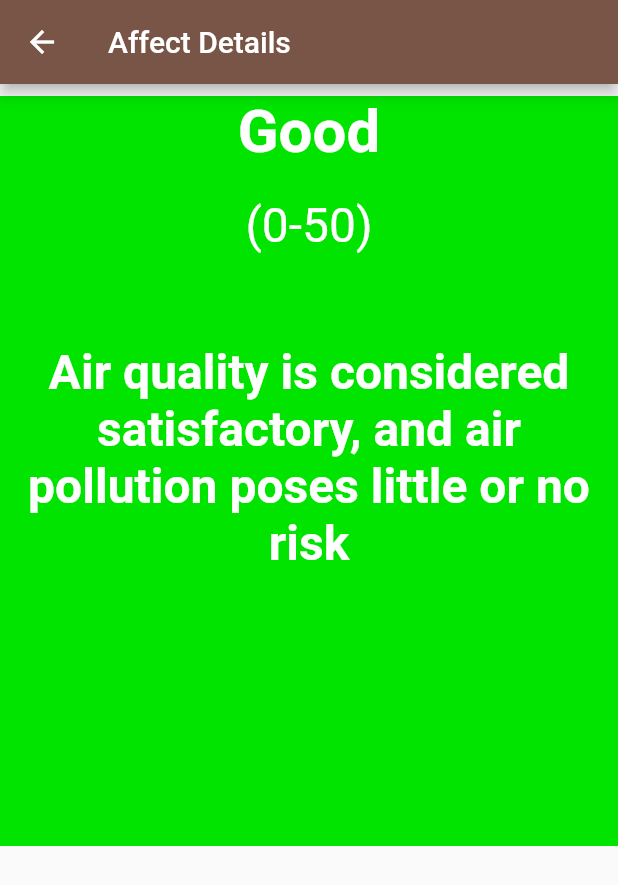
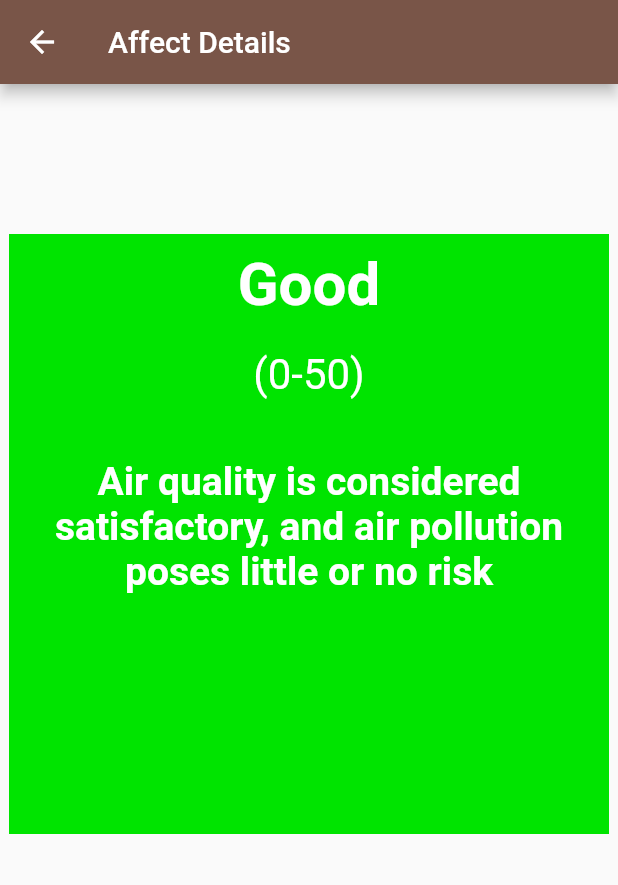
Before and after one commit to Son1207/air_quality_app, a Flutter app: the AffectDetailsPage screen opened directly with empty values, on a phone screen of 412 x 824 dp. Shown: the top 885 px of the screen. Run offline on Flutter 3.47's test engine with Material 2 defaults, Android fonts, the phone set to English and light mode, and no system bars; our stand-ins replace syncfusion_flutter_gauges; network calls fail.

Commit message:
fix interface

```diff
--- a/lib/const.dart
+++ b/lib/const.dart
@@ -1,20 +1,5 @@
 import 'package:flutter/material.dart';
 
-Color getAqiColor(int aqi) {
-  if (aqi >= 0 && aqi <= 50) {
-    return const Color(0xFF00e400);
-  } else if (aqi < 100) {
-    return const Color(0xFFffff00);
-  } else if (aqi < 150) {
-    return const Color(0xFFff7e00);
-  } else if (aqi < 200) {
-    return const Color(0xFFff0000);
-  } else if (aqi < 300) {
-    return const Color(0xFF99004c);
-  } else {
-    return const Color(0xFF7e0023);
-  }
-}
 
 Color getNameColor(int aqi) {
   if (aqi < 50) {
@@ -26,15 +11,6 @@ Color getNameColor(int aqi) {
   }
 }
 
-Color getNameColor1(int aqi) {
-  if (aqi < 50) {
-    return Colors.black;
-  } else if (aqi < 100) {
-    return Colors.black;
-  } else {
-    return Colors.black;
-  }
-}
 
 Text getAffect(int aqi) {
   if (aqi < 50) {
@@ -52,7 +28,7 @@ Text getAffect(int aqi) {
       style: TextStyle(
         fontWeight: FontWeight.bold,
         fontSize: 40.0,
-        color: Colors.black,
+        color: Colors.white ,
       ),
     );
   } else if (aqi < 150) {
@@ -93,3 +69,135 @@ Text getAffect(int aqi) {
     );
   }
 }
+
+Text getAffectDetail(int aqi) {
+  if (aqi < 50) {
+    return const Text(
+      'Good',
+      style: TextStyle(
+        fontWeight: FontWeight.bold,
+        fontSize: 40.0,
+        color: Colors.white,
+      ),
+    );
+  } else if (aqi < 100) {
+    return const Text(
+      'Moderate',
+      style: TextStyle(
+        fontWeight: FontWeight.bold,
+        fontSize: 40.0,
+        color: Colors.black ,
+      ),
+    );
+  } else if (aqi < 150) {
+    return const Text(
+      'Unhealthy',
+      style: TextStyle(
+        fontWeight: FontWeight.bold,
+        fontSize: 40.0,
+        color: Colors.white,
+      ),
+    );
+  } else if (aqi < 200) {
+    return const Text(
+      'Unhealthy',
+      style: TextStyle(
+        fontWeight: FontWeight.bold,
+        fontSize: 40.0,
+        color: Colors.white,
+      ),
+    );
+  } else if (aqi < 300) {
+    return const Text(
+      'Very Unhealthy',
+      style: TextStyle(
+        fontWeight: FontWeight.bold,
+        fontSize: 40.0,
+        color: Colors.white,
+      ),
+    );
+  } else {
+    return const Text(
+      'Hazardous',
+      style: TextStyle(
+        fontWeight: FontWeight.bold,
+        fontSize: 40.0,
+        color: Colors.white,
+      ),
+    );
+  }
+}
+
+String getNumberAir(int aqi) {
+  if (aqi >= 0 && aqi <= 50) {
+    return '(0-50)';
+  } else if (aqi >= 51 && aqi <= 100) {
+    return '(51-100)';
+  } else if (aqi >= 101 && aqi <= 150) {
+    return '(101-150)';
+  } else if (aqi >= 151 && aqi <= 200) {
+    return '(151-200)';
+  } else if (aqi >= 201 && aqi <= 300) {
+    return '(201-300)';
+  } else {
+    return '(<300)';
+  }
+}
+
+Object getColorDetail(int aqi) {
+  if (aqi >= 0 && aqi <= 50) {
+    return Colors.white;
+  } else if (aqi >= 51 && aqi <= 100) {
+    return Colors.black;
+  } else if (aqi >= 101 && aqi <= 150) {
+    return Colors.white;
+  } else if (aqi >= 151 && aqi <= 200) {
+    return Colors.white;
+  } else if (aqi >= 201 && aqi <= 300) {
+    return Colors.white;
+  } else {
+    return Colors.white;
+  }
+}
+
+Color getRangeColor(int aqi) {
+  if (aqi >= 0 && aqi <= 50) {
+    return const Color(0xFF00e400); // Change the color for the range 0-50
+  } else if (aqi >= 51 && aqi <= 100) {
+    return const Color(0xFFffff00); // Change the color for the range 51-100
+  } else if (aqi >= 101 && aqi <= 150) {
+    return const Color(0xFFff7e00); // Change the color for the range 101-150
+  } else if (aqi >= 151 && aqi <= 200) {
+    return const Color(0xFFff0000); // Change the color for the range 151-200
+  } else if (aqi >= 201 && aqi <= 300) {
+    return const Color(0xFF99004c); // Change the color for the range 201-300
+  } else {
+    return const Color(0xFF7e0023); // Change the color for values above 300
+  }
+}
+
+String getDetailAffect(int aqi) {
+  if (aqi >= 0 && aqi <= 50) {
+    return 'Air quality is considered satisfactory, and air '
+        'pollution poses little or no risk';
+  } else if (aqi >= 51 && aqi <= 100) {
+    return 'Air quality is acceptable; however, for some '
+        'pollutants there may be a moderate health concern'
+        ' for a very small number of people who are unusually '
+        'sensitive to air pollution.';
+  } else if (aqi >= 101 && aqi <= 150) {
+    return 'Members of sensitive groups may experience '
+        'health effects. The general public is not likely '
+        'to be affected.';
+  } else if (aqi >= 151 && aqi <= 200) {
+    return 'Everyone may begin to experience health effects; '
+        'members of sensitive groups may experience more '
+        'serious health effects';
+  } else if (aqi >= 201 && aqi <= 300) {
+    return 'Health warnings of emergency conditions. '
+        'The entire population is more likely to be affected.';
+  } else {
+    return 'Health alert: everyone may experience more '
+        'serious health effects';
+  }
+}
--- a/lib/page/HomePage.dart
+++ b/lib/page/HomePage.dart
@@ -2,7 +2,6 @@ import 'package:air_quality_app/page/affect_detail.dart';
 import 'package:flutter/material.dart';
 import 'dart:convert';
 import 'package:http/http.dart' as http;
-import 'package:shared_preferences/shared_preferences.dart';
 import 'package:syncfusion_flutter_gauges/gauges.dart';
 
 import '../const.dart';
@@ -56,7 +55,7 @@ class _AirQualityHomePageState extends State<AirQualityHomePage> {
     super.initState();
     // Call the searchCities function when entering the screen and no search keyword is provided to get default data for London
     if (keyword.isEmpty) {
-      searchCities('VietNam').then((foundCities) {
+      searchCities('Ho Chi Minh City').then((foundCities) {
         setState(() {
           cities = foundCities;
         });
@@ -130,22 +129,6 @@ class _AirQualityHomePageState extends State<AirQualityHomePage> {
   }
 
   Widget buildCityCard(City city) {
-    Color getRangeColor(int aqi) {
-      if (aqi >= 0 && aqi <= 50) {
-        return const Color(0xFF00e400); // Change the color for the range 0-50
-      } else if (aqi >= 51 && aqi <= 100) {
-        return const Color(0xFFffff00); // Change the color for the range 51-100
-      } else if (aqi >= 101 && aqi <= 150) {
-        return const Color(0xFFff7e00); // Change the color for the range 101-150
-      } else if (aqi >= 151 && aqi <= 200) {
-        return const Color(0xFFff0000); // Change the color for the range 151-200
-      } else if (aqi >= 201 && aqi <= 300) {
-        return const Color(0xFF99004c); // Change the color for the range 201-300
-      } else {
-        return const Color(0xFF7e0023); // Change the color for values above 300
-      }
-    }
-
     return Padding(
       padding: const EdgeInsets.symmetric(vertical: 8.0),
       child: Column(
@@ -158,8 +141,8 @@ class _AirQualityHomePageState extends State<AirQualityHomePage> {
               children: [
                 ClipOval(
                   child: Container(
-                    width: 350,
-                    height: 350,
+                    width: 400,
+                    height: 400,
                     color: Colors.blue[400],
                     child: GestureDetector(
                       onTap: () {
--- a/lib/page/affect_detail.dart
+++ b/lib/page/affect_detail.dart
@@ -15,27 +15,34 @@ class AffectDetailsPage extends StatelessWidget {
       appBar: AppBar(
         title: const Text('Affect Details'),
       ),
-      body: Padding(
-        padding: const EdgeInsets.only(top: 8.0),
-        child: SizedBox(
+      body: SingleChildScrollView(
+        scrollDirection: Axis.vertical,
+        child: Padding(
+          padding: const EdgeInsets.only(top: 100.0),
+
+            child: Align(
+              alignment: Alignment.topCenter,
+
                 child: Container(
-            height: 500,
-            color: getAqiColor(aqi),
+                  height: 400,
+                  width: 400,
+                  color: getRangeColor(aqi),
                   child: Column(
                     crossAxisAlignment: CrossAxisAlignment.center,
                     children: [
-                getAffect(aqi),
+                      const SizedBox(height: 10,),
+                      getAffectDetail(aqi),
                       const SizedBox(height: 20,),
                       Text(
                         getNumberAir(aqi),
-                  style: TextStyle(fontSize: 32,color: getNameColor(aqi),),
+                        style: TextStyle(fontSize: 28,color: getNameColor(aqi),),
                       ),
                       Padding(
-                  padding: const EdgeInsets.fromLTRB(8.0,60.0,8.0,0),
+                        padding: const EdgeInsets.fromLTRB(8.0,40.0,8.0,0),
                         child: Text(
                           getDetailAffect(aqi),
                           style: TextStyle(
-                      fontSize: 32,
+                            fontSize: 26,
                             color: getNameColor(aqi),
                             fontWeight: FontWeight.bold,
                           ),
@@ -46,65 +53,10 @@ class AffectDetailsPage extends StatelessWidget {
                   ),
                 ),
               ),
+
+
+        ),
       ),
     );
   }
 }
-
-
-String getDetailAffect(int aqi) {
-  if (aqi >= 0 && aqi <= 50) {
-    return 'Air quality is considered satisfactory, and air '
-        'pollution poses little or no risk';
-  } else if (aqi >= 51 && aqi <= 100) {
-    return 'Air quality is acceptable; however, for some '
-        'pollutants there may be a moderate health concern'
-        ' for a very small number of people who are unusually '
-        'sensitive to air pollution.';
-  } else if (aqi >= 101 && aqi <= 150) {
-    return 'Members of sensitive groups may experience '
-        'health effects. The general public is not likely '
-        'to be affected.';
-  } else if (aqi >= 151 && aqi <= 200) {
-    return 'Everyone may begin to experience health effects; '
-        'members of sensitive groups may experience more '
-        'serious health effects';
-  } else if (aqi >= 201 && aqi <= 300) {
-    return 'Health warnings of emergency conditions. '
-        'The entire population is more likely to be affected.';
-  } else {
-    return 'Health alert: everyone may experience more '
-        'serious health effects';
-  }
-}
-String getNumberAir(int aqi) {
-  if (aqi >= 0 && aqi <= 50) {
-    return '(0-50)';
-  } else if (aqi >= 51 && aqi <= 100) {
-    return '(51-100)';
-  } else if (aqi >= 101 && aqi <= 150) {
-    return '(101-150)';
-  } else if (aqi >= 151 && aqi <= 200) {
-    return '(151-200)';
-  } else if (aqi >= 201 && aqi <= 300) {
-    return '(201-300)';
-  } else {
-    return '(<300)';
-  }
-}
-
-Object getColorDetail(int aqi) {
-  if (aqi >= 0 && aqi <= 50) {
-    return Colors.white;
-  } else if (aqi >= 51 && aqi <= 100) {
-    return Colors.black;
-  } else if (aqi >= 101 && aqi <= 150) {
-    return Colors.white;
-  } else if (aqi >= 151 && aqi <= 200) {
-    return Colors.white;
-  } else if (aqi >= 201 && aqi <= 300) {
-    return Colors.white;
-  } else {
-    return Colors.white;
-  }
-}
```
Lines whose indentation alone changed are shown as unchanged.
